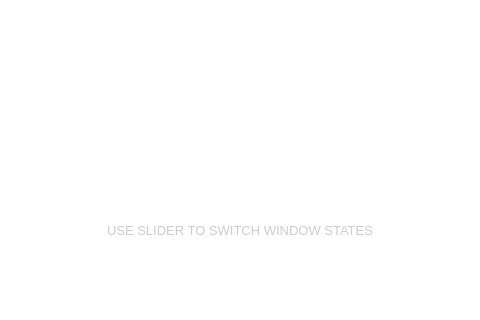
Qt form forms/centralwidget.ui (Ksenich/hc-qt-test) before a commit; both pictures show x 152 to 632 and y 220 to 540 of the 784 by 540 pixel window.
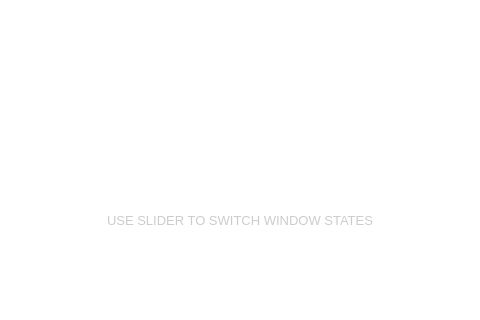
The same form after that commit. Custom widgets are drawn as their Qt base class.

Patch:
```diff
--- a/forms/centralwidget.ui
+++ b/forms/centralwidget.ui
@@ -56,7 +56,7 @@
   <property name="windowTitle">
    <string>Form</string>
   </property>
-  <layout class="QVBoxLayout" name="verticalLayout" stretch="0,0,0">
+  <layout class="QVBoxLayout" name="verticalLayout" stretch="0,0,0,0">
    <property name="spacing">
     <number>0</number>
    </property>
@@ -147,7 +147,7 @@
      <property name="minimumSize">
       <size>
        <width>0</width>
-       <height>180</height>
+       <height>160</height>
       </size>
      </property>
      <property name="baseSize">
@@ -260,6 +260,22 @@
      </property>
     </widget>
    </item>
+   <item>
+    <spacer name="verticalSpacer_2">
+     <property name="orientation">
+      <enum>Qt::Vertical</enum>
+     </property>
+     <property name="sizeType">
+      <enum>QSizePolicy::Fixed</enum>
+     </property>
+     <property name="sizeHint" stdset="0">
+      <size>
+       <width>20</width>
+       <height>20</height>
+      </size>
+     </property>
+    </spacer>
+   </item>
   </layout>
  </widget>
  <customwidgets>
```
Left out of the diff: 4 changed lines with no effect on the pictures.
